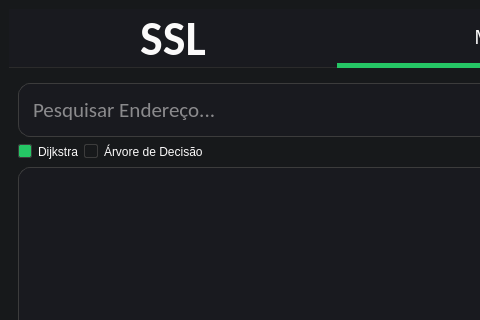
This is sslmain.ui in alberthydev/ssl as Qt 5 draws it before an edit; both pictures show x 0 to 480 and y 0 to 320 of the 1001 by 754 pixel window. The edited form follows.
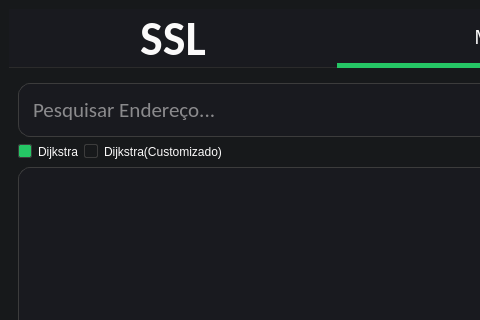
This is the edited form. Icons and pictures are not drawn.

What changed in the file:
```diff
--- a/sslmain.ui
+++ b/sslmain.ui
@@ -251,7 +251,7 @@
 </string>
               </property>
               <property name="text">
-               <string>Árvore de Decisão</string>
+               <string>Dijkstra(Customizado)</string>
               </property>
              </widget>
             </item>
```
